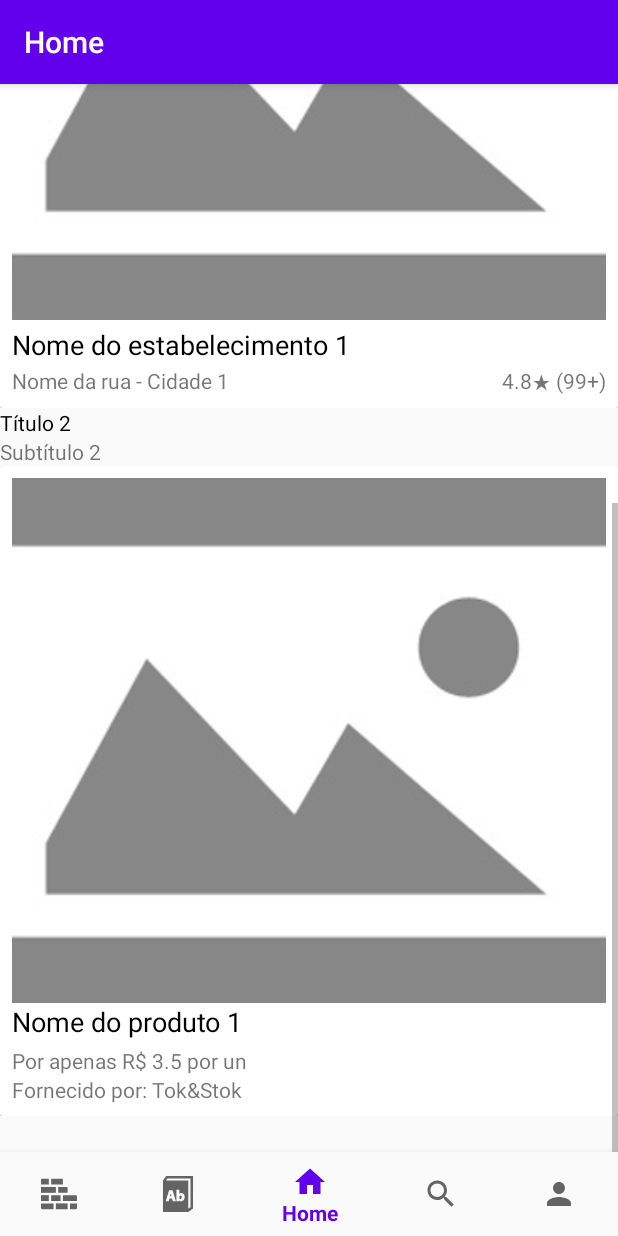
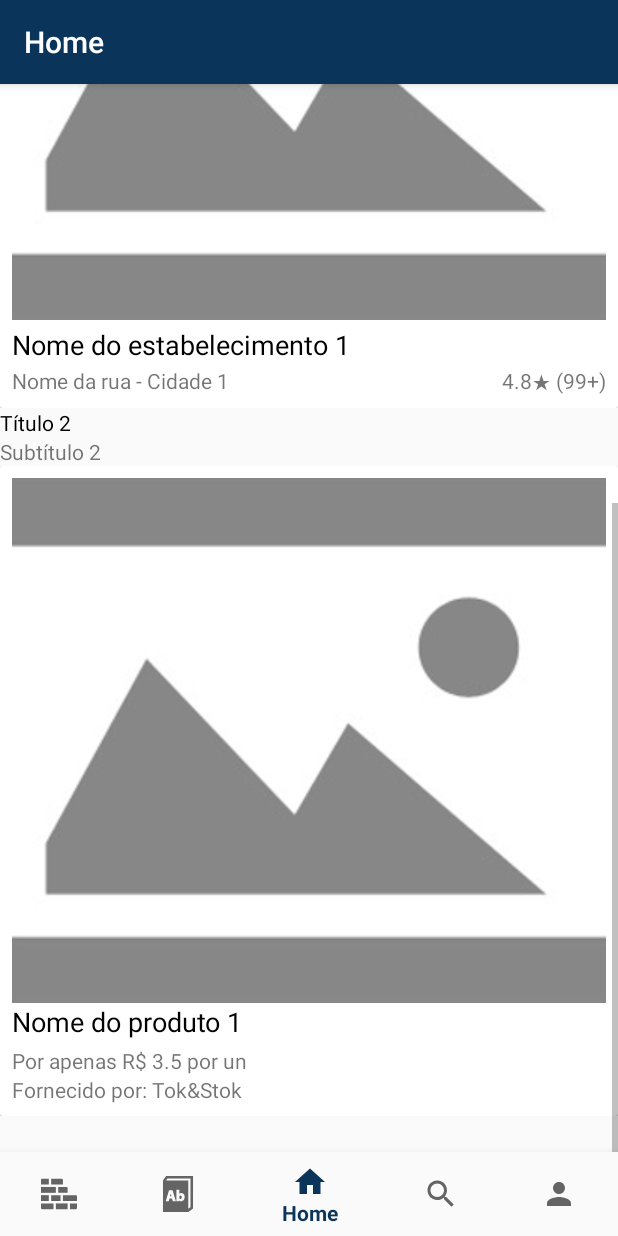
Before and after one commit to GKyomen/GETAC, an Android app: the MainActivity screen opened directly, with no data from a screen before it, scrolled down 439 dp, on a phone screen of 412 x 824 dp. Run offline under Robolectric (Android 15) with nearby library versions, the phone set to English and light mode, and no system bars; our stand-ins replace navigation-ui; libraries missing offline, so code that uses them is left out: com.synnapps.carouselview; plain views replace CarouselView; 3 statements that could not run were skipped.

Commit message:
#9 - changed colors and styles

```diff
--- a/iBuildApp1/app/src/main/res/values/colors.xml
+++ b/iBuildApp1/app/src/main/res/values/colors.xml
@@ -1,11 +1,26 @@
 <?xml version="1.0" encoding="utf-8"?>
 <resources>
-    <color name="colorPrimary">#6200EE</color>
-    <color name="colorPrimaryDark">#3700B3</color>
-    <color name="colorAccent">#03DAC5</color>
-    <color name="deepBlue">#02132d</color>
-    <color name="defaultBlue">#2B3C7F</color>
-    <color name="lightBlue">#7282BF</color>
-    <color name="accentYellow">#FFE773</color>
+    <color name="primaryDeepBlue">#00122D</color>
+    <color name="primaryBlue">#0A3459</color>
+
+    <color name="secondaryDeepBlue">#405B73</color>
+    <color name="secondaryBlue">#7B92A6</color>
+    <color name="secondaryLightBlue">#DAE8F2</color>
+
     <color name="fakeWhite">#F7F7F7</color>
+
+    <color name="red">#CC143C</color>
+    <color name="deepRed">#7F0C25</color>
+
+    <color name="black">#000</color>
+    <color name="gray1">#333</color>
+    <color name="gray2">#4F4F4F</color>
+    <color name="gray3">#828282</color>
+    <color name="gray4">#BDBDBD</color>
+    <color name="gray5">#E0E0E0</color>
+    <color name="gray6">#F2F2F2</color>
+
+
+
+
 </resources>
--- a/iBuildApp1/app/src/main/res/values/styles.xml
+++ b/iBuildApp1/app/src/main/res/values/styles.xml
@@ -1,11 +1,30 @@
-<resources>
+<resources xmlns:tools="http://schemas.android.com/tools">
 
     <!-- Base application theme. -->
     <style name="AppTheme" parent="Theme.AppCompat.Light.DarkActionBar">
         <!-- Customize your theme here. -->
-        <item name="colorPrimary">@color/colorPrimary</item>
-        <item name="colorPrimaryDark">@color/colorPrimaryDark</item>
-        <item name="colorAccent">@color/colorAccent</item>
+        <item name="colorBackgroundFloating">@color/fakeWhite</item>
+        <item name="colorOnBackground">@color/black</item>
+
+
+        <item name="colorPrimaryDark">@color/primaryDeepBlue</item>
+        <item name="colorPrimary">@color/primaryBlue</item>
+        <item name="colorOnPrimary">@color/fakeWhite</item>
+
+        <item name="colorSecondary">@color/secondaryBlue</item>
+        <item name="colorSecondaryVariant">@color/secondaryDeepBlue</item>
+        <item name="colorOnSecondary">@color/fakeWhite</item>
+
+        <item name="colorPrimarySurface">@color/secondaryLightBlue</item> <!-- cards, sheets, and menus -->
+        <item name="colorOnPrimarySurface">@color/secondaryDeepBlue</item>
+
+        <item name="colorButtonNormal">@color/secondaryDeepBlue</item>
+
+        <item name="colorError">@color/deepRed</item>
+        <item name="colorOnError">@color/fakeWhite</item>
+        <item name="colorAccent">@color/red</item>
+        <item name="colorButtonNormal" tools:ignore="DuplicateDefinition">@color/primaryBlue</item>
+
     </style>
 
 </resources>
```
